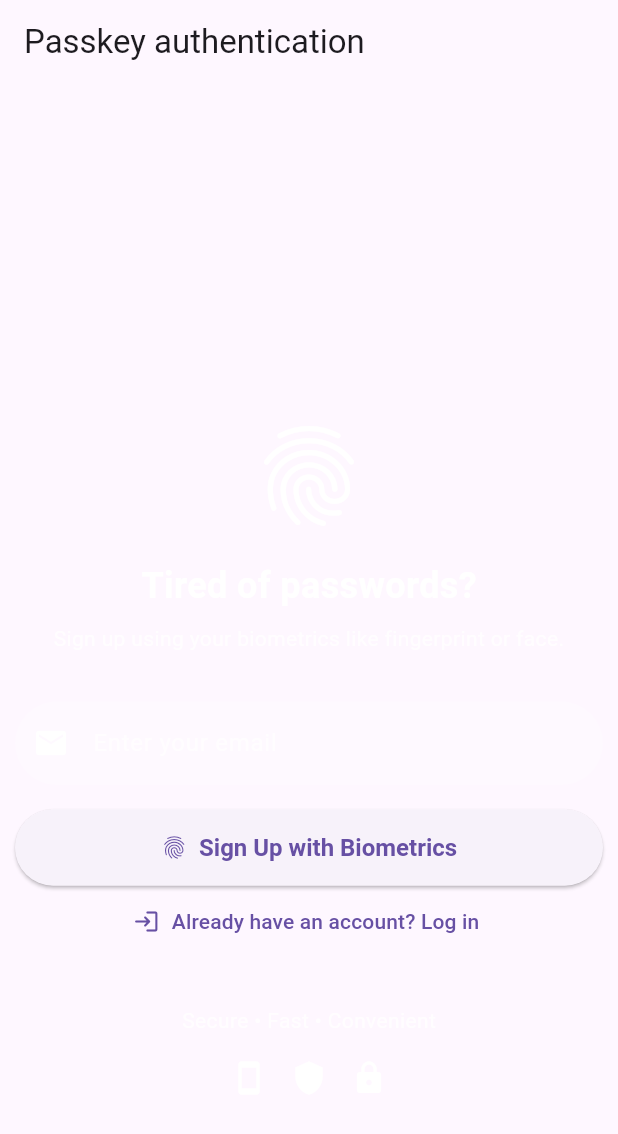
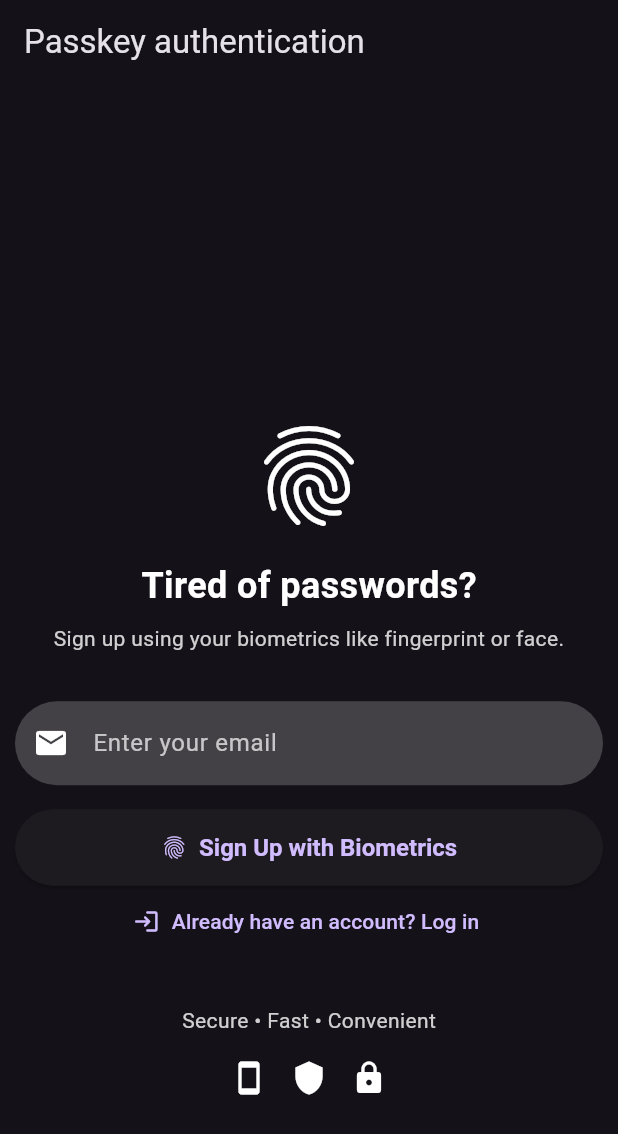
Before and after one commit to Sarath191181208/mauthn_app, a Flutter app: the screen it shows after launch, on a phone screen of 412 x 824 dp. Shown: the top 1134 px of the screen. Run offline on Flutter 3.47's test engine with Material 3 defaults, Android fonts, the light colour scheme and no system bars; our stand-ins replace cookie_jar, dio, dio_cookie_manager, flutter_hooks, flutter_riverpod, go_router and 1 more; missing offline and left inert: credential_manager, passkeys.

Commit message:
dark theme by default

```diff
--- a/lib/main.dart
+++ b/lib/main.dart
@@ -29,6 +29,9 @@ class MyApp extends StatelessWidget {
   @override
   Widget build(BuildContext context) {
     return MaterialApp.router(
+      theme: ThemeData(
+        brightness: Brightness.dark,
+      ),
       routerConfig: router,
     );
   }
```
